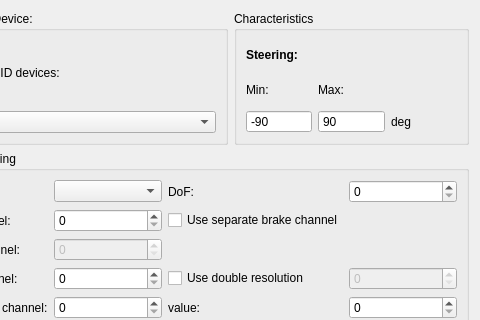
Above: modules/hardwaremanager/action/inputclasses/ui/joystick_settings_ui.ui from tud-hri/joan before the change; both pictures show x 83 to 563 and y 0 to 320 of the 563 by 564 pixel window. Below: the same form after it.
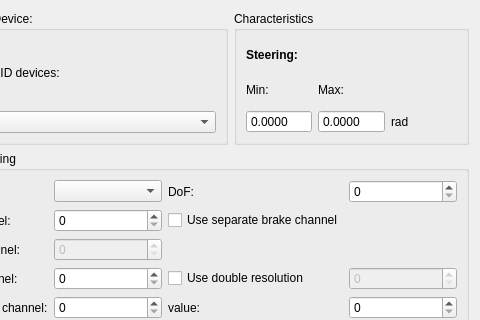
That is the form after the change.

Commit message: converted joystick to radians

Patch:
```diff
--- a/modules/hardwaremanager/action/inputclasses/ui/joystick_settings_ui.ui
+++ b/modules/hardwaremanager/action/inputclasses/ui/joystick_settings_ui.ui
@@ -115,36 +115,30 @@
            </font>
           </property>
           <property name="text">
-           <string>deg</string>
+           <string>rad</string>
           </property>
          </widget>
         </item>
         <item row="2" column="0">
-         <widget class="QSpinBox" name="spin_box_min_steer">
+         <widget class="QDoubleSpinBox" name="spin_box_min_steer">
           <property name="buttonSymbols">
            <enum>QAbstractSpinBox::NoButtons</enum>
           </property>
+          <property name="decimals">
+           <number>4</number>
+          </property>
           <property name="minimum">
-           <number>-180</number>
-          </property>
-          <property name="maximum">
-           <number>0</number>
-          </property>
-          <property name="value">
-           <number>-90</number>
+           <double>-999.000000000000000</double>
           </property>
          </widget>
         </item>
         <item row="2" column="1">
-         <widget class="QSpinBox" name="spin_box_max_steer">
+         <widget class="QDoubleSpinBox" name="spin_box_max_steer">
           <property name="buttonSymbols">
            <enum>QAbstractSpinBox::NoButtons</enum>
           </property>
-          <property name="maximum">
-           <number>180</number>
-          </property>
-          <property name="value">
-           <number>90</number>
+          <property name="decimals">
+           <number>4</number>
           </property>
          </widget>
         </item>
```
The commit also changes 1 other file.
